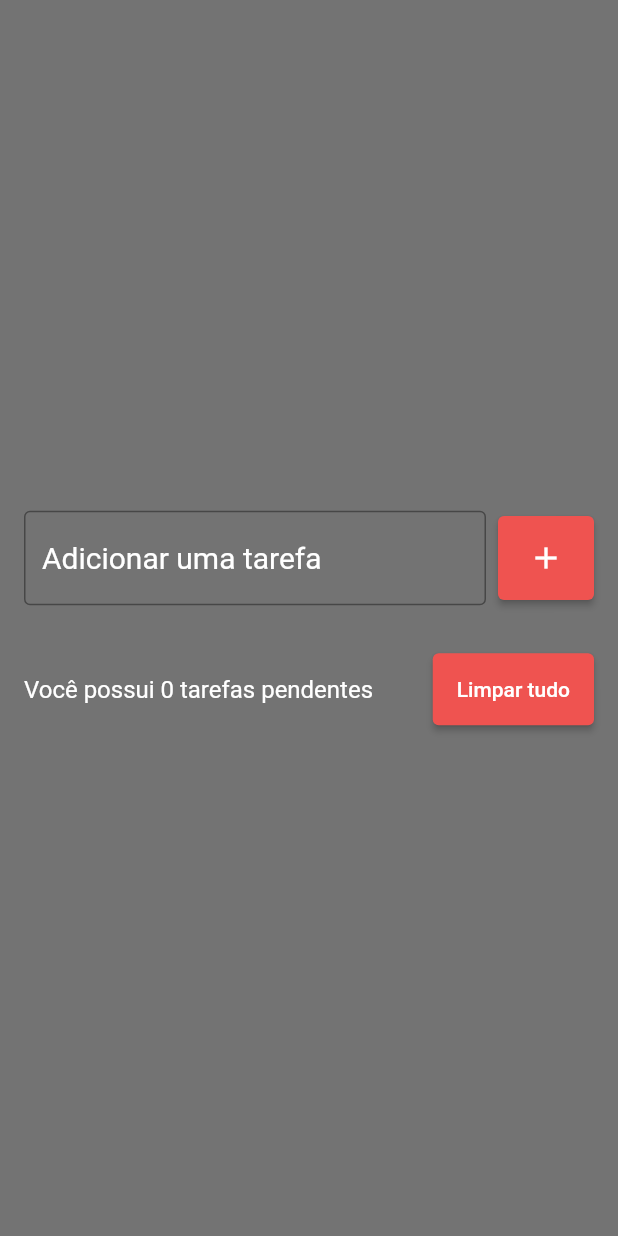
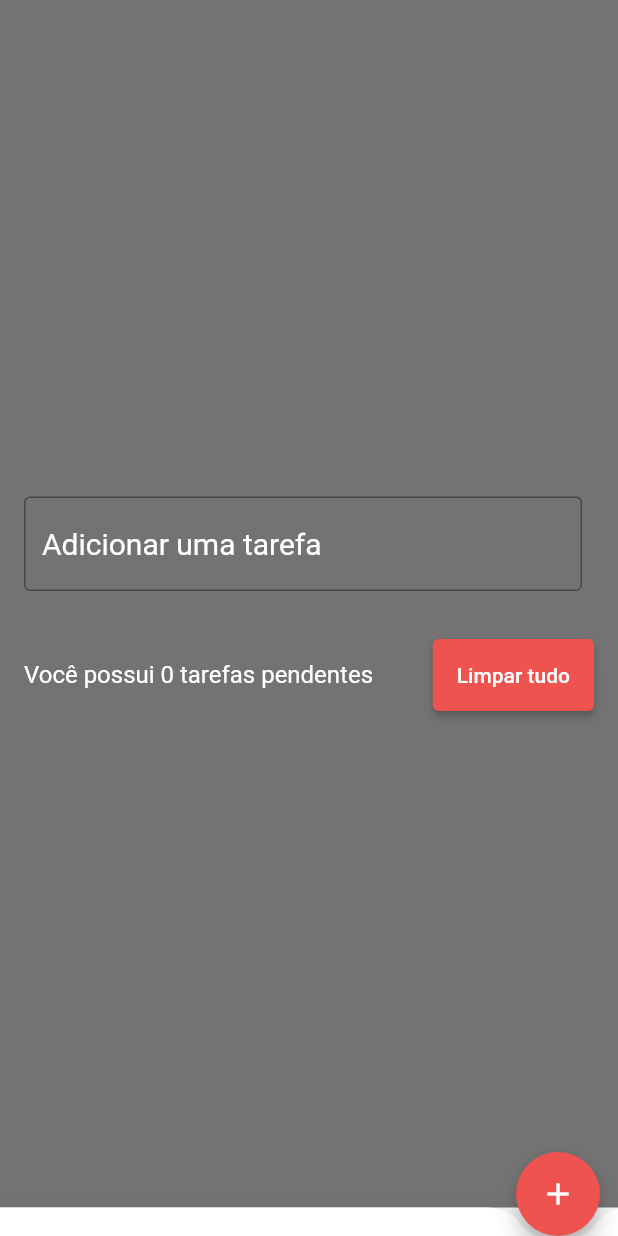
Before and after one commit to pedrohzwang/lista_tarefas, a Flutter app: the screen it shows after launch, after a tap on the "add" icon, on a phone screen of 412 x 824 dp. Run offline on Flutter 3.47's test engine with Material 2 defaults, Android fonts, the phone set to English and light mode, and no system bars; our stand-ins replace flutter_slidable.

Commit message:
substituindo elevated button por float button

```diff
--- a/lib/pages/todo_list_page.dart
+++ b/lib/pages/todo_list_page.dart
@@ -55,21 +55,6 @@ class _TodoListState extends State<TodoListPage> {
                         ),
                       ),
                       const SizedBox(width: 8),
-                      ElevatedButton(
-                        onPressed: () {
-                          String title = taskController.text;
-                          if (title.isNotEmpty) {
-                            setState(() {
-                              tasks.add(Task(title, DateTime.now()));
-                            });
-                            taskController.clear();
-                          }
-                        },
-                        style: ElevatedButton.styleFrom(
-                            primary: Colors.red.shade400,
-                            padding: const EdgeInsets.all(16)),
-                        child: const Icon(Icons.add),
-                      ),
                     ],
                   ),
                   const SizedBox(
@@ -110,6 +95,29 @@ class _TodoListState extends State<TodoListPage> {
             ),
           ),
         ),
+        bottomNavigationBar: BottomAppBar(
+          shape: CircularNotchedRectangle(),
+          child: Text(
+            'Você possui ${tasks.length} tarefas pendentes',
+            style: const TextStyle(color: Colors.white, fontSize: 16),
+          ),
+        ),
+        floatingActionButton: FloatingActionButton(
+          onPressed: () {
+            String title = taskController.text;
+            if (title.isNotEmpty) {
+              setState(() {
+                tasks.add(Task(title, DateTime.now()));
+              });
+              taskController.clear();
+            }
+          },
+          tooltip: 'Increment Counter',
+          child: const Icon(Icons.add),
+          backgroundColor: Colors.red.shade400,
+        ),
+        floatingActionButtonLocation:
+            FloatingActionButtonLocation.miniEndDocked,
       ),
     );
   }
```
